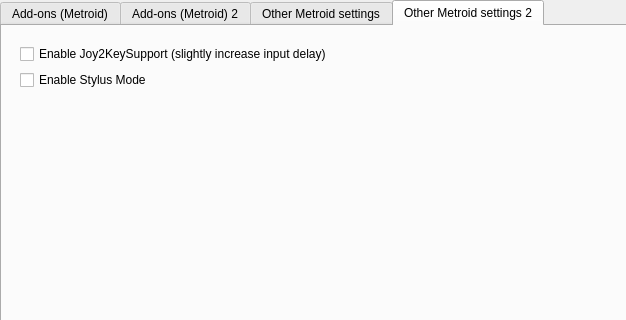
The window that src/frontend/qt_sdl/InputConfig/MelonPrimeInputConfig.ui (ag-advania/melonPrimeDS) describes before a commit, drawn with Qt 5; both pictures show x 0 to 626 and y 0 to 320 of the 1042 by 682 pixel window.
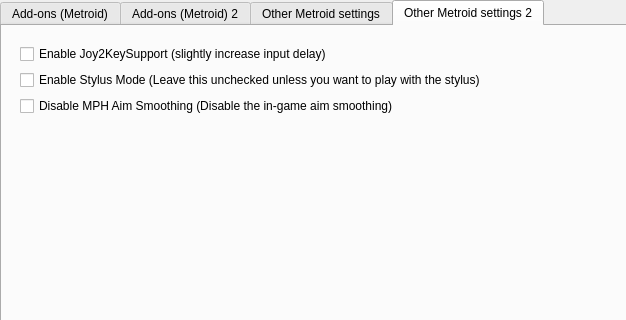
The same window after the commit. The open tabs and pages were chosen to show the change.

```diff
--- a/src/frontend/qt_sdl/InputConfig/MelonPrimeInputConfig.ui
+++ b/src/frontend/qt_sdl/InputConfig/MelonPrimeInputConfig.ui
@@ -530,7 +530,14 @@
 										<item row="1" column="0">
 											<widget class="QCheckBox" name="cbMetroidEnableStylusMode">
 												<property name="text">
-													<string>Enable Stylus Mode</string>
+													<string>Enable Stylus Mode (Leave this unchecked unless you want to play with the stylus)</string>
+												</property>
+											</widget>
+										</item>
+										<item row="2" column="0">
+											<widget class="QCheckBox" name="cbMetroidDisableMphAimSmoothing">
+												<property name="text">
+													<string>Disable MPH Aim Smoothing (Disable the in-game aim smoothing)</string>
 												</property>
 											</widget>
 										</item>
```
